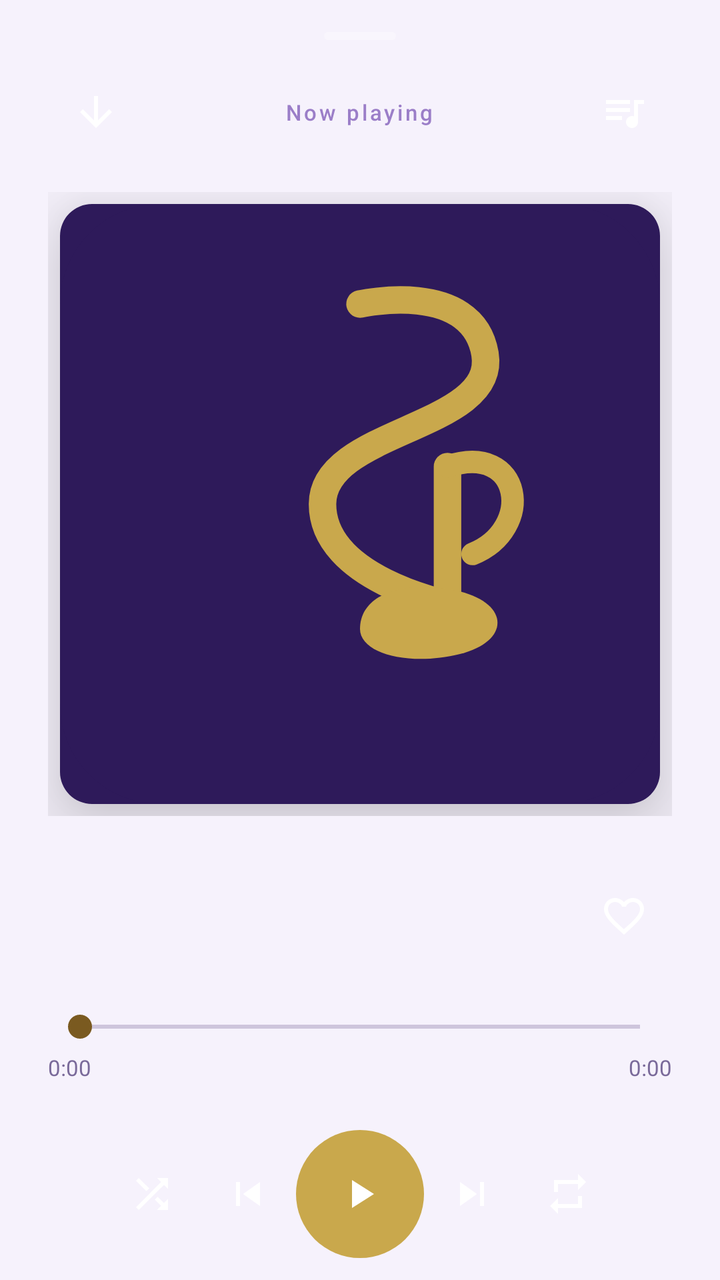
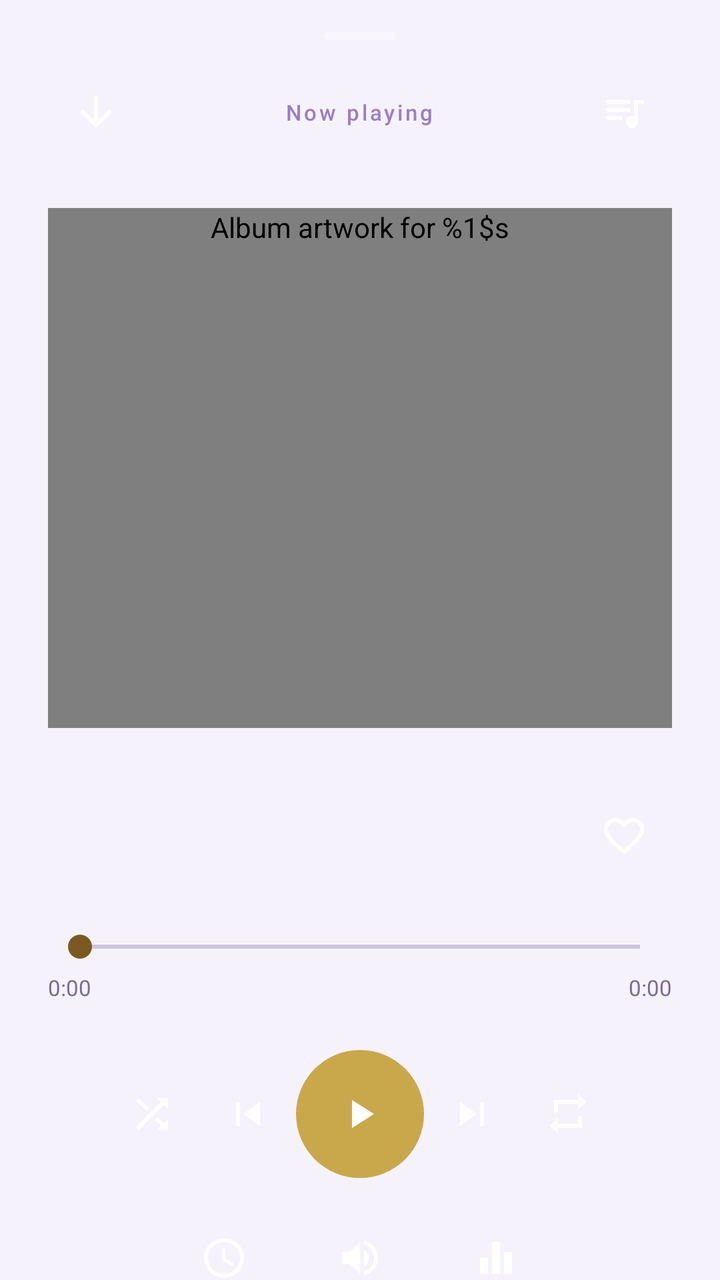

The first picture is an Android layout as it rendered before a commit; the second is the same layout after the commit. The layout source and the unified diff follow.
<!-- AndroidManifest.xml: application theme Theme.Swara -->
<!-- res/layout/fragment_now_playing.xml -->
<?xml version="1.0" encoding="utf-8"?>
<androidx.core.widget.NestedScrollView xmlns:android="http://schemas.android.com/apk/res/android"
    xmlns:app="http://schemas.android.com/apk/res-auto"
    android:layout_width="match_parent"
    android:layout_height="match_parent"
    android:fillViewport="true">
<LinearLayout
    android:layout_width="match_parent"
    android:layout_height="wrap_content"
    android:orientation="vertical"
    android:background="@android:color/transparent"
    android:paddingHorizontal="@dimen/dp_24"
    android:paddingTop="@dimen/dp_16"
    android:paddingBottom="@dimen/dp_24">

    
    <View
        android:id="@+id/dragHandle"
        android:layout_width="36dp"
        android:layout_height="4dp"
        android:layout_gravity="center_horizontal"
        android:layout_marginBottom="12dp"
        android:background="@drawable/shape_drag_handle" />

    
    <LinearLayout
        android:layout_width="match_parent"
        android:layout_height="wrap_content"
        android:orientation="horizontal"
        android:gravity="center_vertical"
        android:paddingBottom="@dimen/dp_16">

        
        <ImageView
            android:id="@+id/btnCollapse"
            android:layout_width="@dimen/btn_min_touch_target"
            android:layout_height="@dimen/btn_min_touch_target"
            android:src="@drawable/ic_arrow_back"
            android:scaleType="center"
            android:background="@drawable/ripple_circle"
            android:rotation="-90"
            android:contentDescription="@string/close" />

        <View android:layout_width="0dp" android:layout_height="0dp" android:layout_weight="1" />

        <TextView
            android:id="@+id/nowPlayingHeader"
            android:layout_width="wrap_content"
            android:layout_height="wrap_content"
            android:text="@string/now_playing"
            android:textSize="@dimen/text_label_md"
            android:textColor="@color/swara_text_secondary"
            android:fontFamily="sans-serif-medium"
            android:letterSpacing="0.12" />

        <View android:layout_width="0dp" android:layout_height="0dp" android:layout_weight="1" />

        
        <ImageView
            android:id="@+id/btnQueue"
            android:layout_width="@dimen/btn_min_touch_target"
            android:layout_height="@dimen/btn_min_touch_target"
            android:src="@drawable/ic_queue_music"
            android:scaleType="center"
            android:background="@drawable/ripple_circle"
            android:contentDescription="@string/queue" />

    </LinearLayout>

    
    <androidx.constraintlayout.widget.ConstraintLayout
        android:layout_width="match_parent"
        android:layout_height="wrap_content">

        <com.google.android.material.imageview.ShapeableImageView
            android:id="@+id/ivArtwork"
            app:shapeAppearanceOverlay="@style/ShapeAppearance.Material3.Corner.Large"
            android:layout_width="0dp"
            android:layout_height="0dp"
            app:layout_constraintDimensionRatio="1:1"
            app:layout_constraintWidth_max="360dp"
            app:layout_constraintStart_toStartOf="parent"
            app:layout_constraintEnd_toEndOf="parent"
            app:layout_constraintTop_toTopOf="parent"
            app:layout_constraintBottom_toBottomOf="parent"
            android:padding="6dp"
            android:scaleType="centerCrop"
            android:background="@color/swara_surface_3"
            android:src="@drawable/ic_artwork_fallback"
            android:elevation="@dimen/elevation_4"
            android:contentDescription="Album art" />

    </androidx.constraintlayout.widget.ConstraintLayout>

    
    <LinearLayout
        android:layout_width="match_parent"
        android:layout_height="wrap_content"
        android:orientation="horizontal"
        android:gravity="center_vertical"
        android:layout_marginTop="@dimen/dp_24">

        <LinearLayout
            android:layout_width="0dp"
            android:layout_height="wrap_content"
            android:layout_weight="1"
            android:orientation="vertical">

            <TextView
                android:id="@+id/tvTitle"
                android:layout_width="match_parent"
                android:layout_height="wrap_content"
                android:textSize="@dimen/text_headline_md"
                android:textColor="@color/swara_text_primary"
                android:fontFamily="sans-serif-medium"
                android:maxLines="1"
                android:ellipsize="end" />

            <TextView
                android:id="@+id/tvArtist"
                android:layout_width="match_parent"
                android:layout_height="wrap_content"
                android:textSize="@dimen/text_body_md"
                android:textColor="@color/swara_text_secondary"
                android:layout_marginTop="@dimen/dp_4"
                android:maxLines="1"
                android:ellipsize="end" />

        </LinearLayout>

        
        <ImageView
            android:id="@+id/btnFavorite"
            android:layout_width="@dimen/btn_min_touch_target"
            android:layout_height="@dimen/btn_min_touch_target"
            android:src="@drawable/ic_favorite_border"
            android:scaleType="center"
            android:background="@drawable/ripple_circle"
            android:contentDescription="@string/cd_favorite_empty" />

    </LinearLayout>

    
    <SeekBar
        android:id="@+id/seekBar"
        android:layout_width="match_parent"
        android:layout_height="wrap_content"
        android:layout_marginTop="@dimen/dp_20" />

    
    <LinearLayout
        android:layout_width="match_parent"
        android:layout_height="wrap_content"
        android:orientation="horizontal"
        android:layout_marginTop="@dimen/dp_4">

        <TextView
            android:id="@+id/tvCurrentTime"
            android:layout_width="wrap_content"
            android:layout_height="wrap_content"
            android:text="0:00"
            android:textSize="@dimen/text_label_md"
            android:textColor="@color/swara_text_dim" />

        <View android:layout_width="0dp" android:layout_height="0dp" android:layout_weight="1" />

        <TextView
            android:id="@+id/tvTotalTime"
            android:layout_width="wrap_content"
            android:layout_height="wrap_content"
            android:text="0:00"
            android:textSize="@dimen/text_label_md"
            android:textColor="@color/swara_text_dim" />

    </LinearLayout>

    
    <LinearLayout
        android:layout_width="match_parent"
        android:layout_height="wrap_content"
        android:orientation="horizontal"
        android:gravity="center"
        android:layout_marginTop="@dimen/dp_24">

        
        <ImageView
            android:id="@+id/btnShuffle"
            android:layout_width="48dp"
            android:layout_height="48dp"
            android:src="@drawable/ic_shuffle"
            android:scaleType="center"
            android:background="@drawable/ripple_circle"
            android:contentDescription="@string/shuffle" />

        
        <ImageView
            android:id="@+id/btnPrevious"
            android:layout_width="@dimen/btn_secondary_size"
            android:layout_height="@dimen/btn_secondary_size"
            android:src="@drawable/ic_skip_prev"
            android:scaleType="center"
            android:background="@drawable/ripple_circle"
            android:contentDescription="@string/previous" />

        
            <ImageView
                android:id="@+id/btnPlayPause"
                android:layout_width="64dp"
                android:layout_height="64dp"
                android:padding="16dp"
                android:background="@drawable/bg_play_button"
                android:src="@drawable/ic_play"
                android:scaleType="center"
                android:contentDescription="@string/play_pause" />


        
        <ImageView
            android:id="@+id/btnNext"
            android:layout_width="@dimen/btn_secondary_size"
            android:layout_height="@dimen/btn_secondary_size"
            android:src="@drawable/ic_skip_next"
            android:scaleType="center"
            android:background="@drawable/ripple_circle"
            android:contentDescription="@string/next" />

        
        <ImageView
            android:id="@+id/btnRepeat"
            android:layout_width="48dp"
            android:layout_height="48dp"
            android:src="@drawable/ic_repeat"
            android:scaleType="center"
            android:background="@drawable/ripple_circle"
            android:contentDescription="@string/repeat" />

    </LinearLayout>

    
    <LinearLayout
        android:layout_width="match_parent"
        android:layout_height="wrap_content"
        android:orientation="horizontal"
        android:gravity="center"
        android:layout_marginTop="@dimen/dp_16">

        
        <ImageView
            android:id="@+id/btnSleepTimer"
            android:layout_width="48dp"
            android:layout_height="48dp"
            android:src="@drawable/ic_timer"
            android:scaleType="center"
            android:background="@drawable/ripple_circle"
            android:contentDescription="@string/sleep_timer" />

        
        <ImageView
            android:id="@+id/btnAudioOutput"
            android:layout_width="48dp"
            android:layout_height="48dp"
            android:layout_marginHorizontal="20dp"
            android:src="@drawable/ic_speaker"
            android:scaleType="center"
            android:background="@drawable/ripple_circle"
            android:contentDescription="Audio Output" />

        
        <ImageView
            android:id="@+id/btnEqualizer"
            android:layout_width="48dp"
            android:layout_height="48dp"
            android:src="@drawable/ic_equalizer"
            android:scaleType="center"
            android:background="@drawable/ripple_circle"
            android:contentDescription="@string/equalizer" />

    </LinearLayout>

</LinearLayout>
</androidx.core.widget.NestedScrollView>
<!-- resources referenced by this layout -->
<resources>
  <color name="swara_surface_3">#2E1A5A</color>
  <color name="swara_text_dim">#7A6A9A</color>
  <color name="swara_text_primary">#F0E6C8</color>
  <color name="swara_text_secondary">#9B7EC8</color>
  <dimen name="btn_min_touch_target">48dp</dimen>
  <dimen name="btn_secondary_size">48dp</dimen>
  <dimen name="dp_16">16dp</dimen>
  <dimen name="dp_20">20dp</dimen>
  <dimen name="dp_24">24dp</dimen>
  <dimen name="dp_4">4dp</dimen>
  <dimen name="elevation_4">24dp</dimen>
  <dimen name="text_body_md">14sp</dimen>
  <dimen name="text_headline_md">22sp</dimen>
  <dimen name="text_label_md">11sp</dimen>
  <!-- drawable bg_play_button (drawable) -->
  <?xml version="1.0" encoding="utf-8"?>
  <shape xmlns:android="http://schemas.android.com/apk/res/android"
      android:shape="oval">
      <solid android:color="@color/swara_gold" />
  </shape>
  <!-- drawable ic_artwork_fallback (drawable) -->
  <?xml version="1.0" encoding="utf-8"?>
  <vector xmlns:android="http://schemas.android.com/apk/res/android"
      android:width="48dp"
      android:height="48dp"
      android:viewportWidth="48"
      android:viewportHeight="48">
  
      
      <path
          android:pathData="M8,0 L40,0 A8,8 0 0 1 48,8 L48,40 A8,8 0 0 1 40,48 L8,48 A8,8 0 0 1 0,40 L0,8 A8,8 0 0 1 8,0 Z"
          android:fillColor="#2E1A5A" />
  
      
      <path
          android:pathData="M24,8 C24,8 33,6 34,12 C35,18 21,18 21,24 C21,30 31,32 31,32"
          android:strokeColor="#C9A84C"
          android:strokeWidth="2.2"
          android:strokeLineCap="round"
          android:fillColor="@android:color/transparent" />
  
      
      <path
          android:pathData="M31,32 L31,21"
          android:strokeColor="#C9A84C"
          android:strokeWidth="2.2"
          android:strokeLineCap="round"
          android:fillColor="@android:color/transparent" />
  
      
      <path
          android:pathData="M31,21 C37,19 38,26 33,28"
          android:strokeColor="#C9A84C"
          android:strokeWidth="1.8"
          android:strokeLineCap="round"
          android:fillColor="@android:color/transparent" />
  
      
      <path
          android:pathData="M24,34 C24,31 28,30 32,31 C36,32 36,35 32,36 C28,37 24,36 24,34 Z"
          android:fillColor="#C9A84C" />
  </vector>
  <!-- drawable shape_drag_handle (drawable) -->
  <?xml version="1.0" encoding="utf-8"?>
  <shape xmlns:android="http://schemas.android.com/apk/res/android"
      android:shape="rectangle">
      <solid android:color="#4DFFFFFF" />
      <corners android:radius="2dp" />
  </shape>
  <string name="cd_favorite_empty">Add to favorites</string>
  <string name="close">Close</string>
  <string name="equalizer">Equalizer</string>
  <string name="next">Next</string>
  <string name="now_playing">Now playing</string>
  <string name="play_pause">Play / Pause</string>
  <string name="previous">Previous</string>
  <string name="queue">Queue</string>
  <string name="repeat">Repeat</string>
  <string name="shuffle">Shuffle</string>
  <string name="sleep_timer">Sleep Timer</string>
  <color name="swara_gold">#C9A84C</color>
  <color name="swara_ripple">#33C9A84C</color>
  <color name="swara_night">#0D0819</color>
  <color name="swara_purple">#3D1F7A</color>
  <color name="swara_light_surface_variant">#EDE6F7</color>
  <color name="swara_light_text_primary">#1F0F3D</color>
  <color name="swara_gold_muted">#7A5A20</color>
  <color name="swara_gold_alpha_20">#33C9A84C</color>
  <color name="swara_lavender">#9B7EC8</color>
  <color name="swara_light_bg">#F6F2FC</color>
  <color name="swara_light_surface">#FFFFFF</color>
  <color name="swara_light_text_secondary">#5B4380</color>
  <color name="swara_light_stroke">#DCCDF2</color>
  <color name="swara_light_text_hint">#7E69A3</color>
  <!-- unchanged entries left out for length: 13 -->
</resources>

<!-- the commit's change to res/layout/fragment_now_playing.xml (unified diff, before → after) -->
@@ -68,29 +68,25 @@
     </LinearLayout>
 
     
-    <androidx.constraintlayout.widget.ConstraintLayout
-        android:layout_width="match_parent"
-        android:layout_height="wrap_content">
-
-        <com.google.android.material.imageview.ShapeableImageView
-            android:id="@+id/ivArtwork"
-            app:shapeAppearanceOverlay="@style/ShapeAppearance.Material3.Corner.Large"
-            android:layout_width="0dp"
-            android:layout_height="0dp"
-            app:layout_constraintDimensionRatio="1:1"
-            app:layout_constraintWidth_max="360dp"
-            app:layout_constraintStart_toStartOf="parent"
-            app:layout_constraintEnd_toEndOf="parent"
-            app:layout_constraintTop_toTopOf="parent"
-            app:layout_constraintBottom_toBottomOf="parent"
-            android:padding="6dp"
-            android:scaleType="centerCrop"
-            android:background="@color/swara_surface_3"
-            android:src="@drawable/ic_artwork_fallback"
-            android:elevation="@dimen/elevation_4"
-            android:contentDescription="Album art" />
-
-    </androidx.constraintlayout.widget.ConstraintLayout>
+    
+    <com.psthetech.swara.ui.widget.CircularArtworkView
+        android:id="@+id/circularArtworkView"
+        android:layout_width="match_parent"
+        android:layout_height="wrap_content"
+        android:layout_gravity="center_horizontal"
+        android:layout_marginTop="@dimen/dp_8"
+        android:layout_marginBottom="@dimen/dp_4"
+        android:contentDescription="@string/cd_album_art"
+        android:minWidth="260dp"
+        android:minHeight="260dp"
+        android:focusable="true"
+        android:clickable="true" />
+
+    
+    <Space
+        android:id="@+id/artworkSpacer"
+        android:layout_width="0dp"
+        android:layout_height="0dp" />
 
     
     <LinearLayout
<!-- resource entries referenced after the edit -->
@@ -1,6 +1,5 @@
 <!-- resources referenced by this layout -->
 <resources>
-  <color name="swara_surface_3">#2E1A5A</color>
   <color name="swara_text_dim">#7A6A9A</color>
   <color name="swara_text_primary">#F0E6C8</color>
   <color name="swara_text_secondary">#9B7EC8</color>
@@ -10,7 +9,7 @@
   <dimen name="dp_20">20dp</dimen>
   <dimen name="dp_24">24dp</dimen>
   <dimen name="dp_4">4dp</dimen>
-  <dimen name="elevation_4">24dp</dimen>
+  <dimen name="dp_8">8dp</dimen>
   <dimen name="text_body_md">14sp</dimen>
   <dimen name="text_headline_md">22sp</dimen>
   <dimen name="text_label_md">11sp</dimen>
@@ -20,48 +19,6 @@
       android:shape="oval">
       <solid android:color="@color/swara_gold" />
   </shape>
-  <!-- drawable ic_artwork_fallback (drawable) -->
-  <?xml version="1.0" encoding="utf-8"?>
-  <vector xmlns:android="http://schemas.android.com/apk/res/android"
-      android:width="48dp"
-      android:height="48dp"
-      android:viewportWidth="48"
-      android:viewportHeight="48">
-  
-      
-      <path
-          android:pathData="M8,0 L40,0 A8,8 0 0 1 48,8 L48,40 A8,8 0 0 1 40,48 L8,48 A8,8 0 0 1 0,40 L0,8 A8,8 0 0 1 8,0 Z"
-          android:fillColor="#2E1A5A" />
-  
-      
-      <path
-          android:pathData="M24,8 C24,8 33,6 34,12 C35,18 21,18 21,24 C21,30 31,32 31,32"
-          android:strokeColor="#C9A84C"
-          android:strokeWidth="2.2"
-          android:strokeLineCap="round"
-          android:fillColor="@android:color/transparent" />
-  
-      
-      <path
-          android:pathData="M31,32 L31,21"
-          android:strokeColor="#C9A84C"
-          android:strokeWidth="2.2"
-          android:strokeLineCap="round"
-          android:fillColor="@android:color/transparent" />
-  
-      
-      <path
-          android:pathData="M31,21 C37,19 38,26 33,28"
-          android:strokeColor="#C9A84C"
-          android:strokeWidth="1.8"
-          android:strokeLineCap="round"
-          android:fillColor="@android:color/transparent" />
-  
-      
-      <path
-          android:pathData="M24,34 C24,31 28,30 32,31 C36,32 36,35 32,36 C28,37 24,36 24,34 Z"
-          android:fillColor="#C9A84C" />
-  </vector>
   <!-- drawable shape_drag_handle (drawable) -->
   <?xml version="1.0" encoding="utf-8"?>
   <shape xmlns:android="http://schemas.android.com/apk/res/android"
@@ -69,6 +26,7 @@
       <solid android:color="#4DFFFFFF" />
       <corners android:radius="2dp" />
   </shape>
+  <string name="cd_album_art">Album artwork for %1$s</string>
   <string name="cd_favorite_empty">Add to favorites</string>
   <string name="close">Close</string>
   <string name="equalizer">Equalizer</string>
